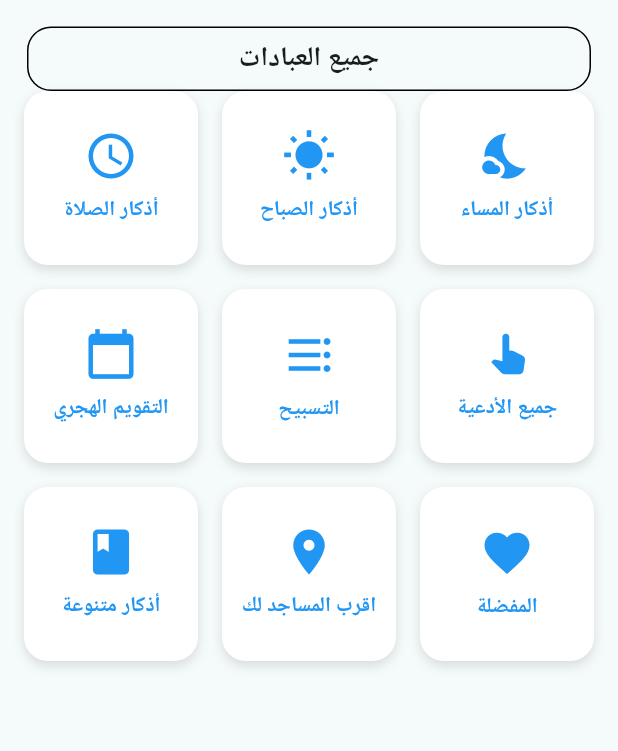
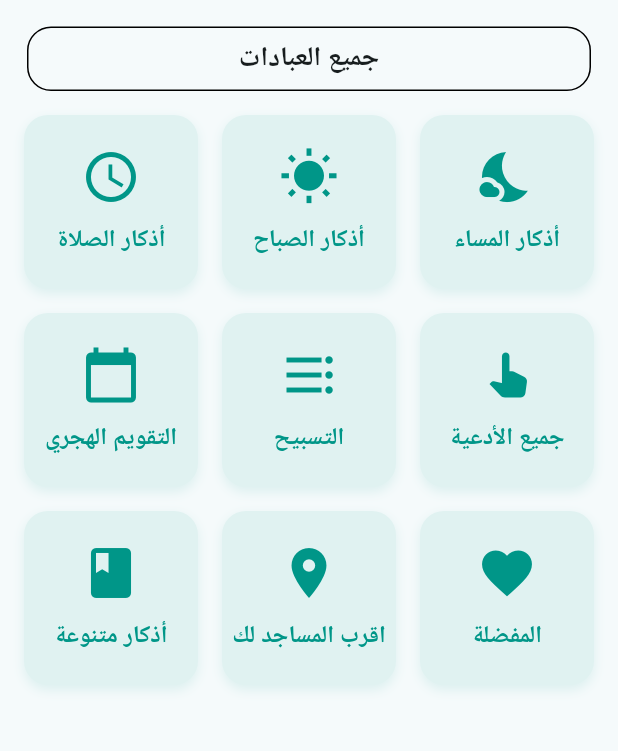
Before and after one commit to mohamedseedk908/Wiqa, a Flutter app: the screen it shows after launch, on a phone screen of 412 x 824 dp, the part 419-1170 px from its top. Run offline on Flutter 3.47's test engine with Material 3 defaults, Android fonts, the phone set to English and light mode, and no system bars; our stand-ins replace geocoding, geolocator.

Commit message:
add Azkar Grid in Home Screen

```diff
--- a/lib/feature/home/presentation/view/home_screen.dart
+++ b/lib/feature/home/presentation/view/home_screen.dart
@@ -1,4 +1,5 @@
 import 'package:flutter/material.dart';
+import 'package:wiqa/feature/home/presentation/widgets/azkar_grid.dart';
 import 'package:wiqa/feature/home/presentation/widgets/location.dart';
 import 'package:wiqa/feature/home/presentation/widgets/prayer_card.dart';
 import 'package:wiqa/feature/home/presentation/widgets/worship.dart';
@@ -28,65 +29,3 @@ class _HomeScreenState extends State<HomeScreen> {
     );
   }
 }
-
-class AzkarGrid extends StatelessWidget {
-  final List<Map<String, dynamic>> items = [
-    {'icon': Icons.nights_stay, 'label': 'أذكار المساء'},
-    {'icon': Icons.wb_sunny, 'label': 'أذكار الصباح'},
-    {'icon': Icons.access_time, 'label': 'أذكار الصلاة'},
-    {'icon': Icons.pan_tool_alt, 'label': 'جميع الأدعية'},
-    {'icon': Icons.format_list_bulleted, 'label': 'التسبيح'},
-    {'icon': Icons.calendar_today, 'label': 'التقويم الهجري'},
-    {'icon': Icons.favorite, 'label': 'المفضلة'},
-    {'icon': Icons.location_on, 'label': 'اقرب المساجد لك'},
-    {'icon': Icons.book, 'label': 'أذكار متنوعة'},
-  ];
-
-  @override
-  Widget build(BuildContext context) {
-    return Directionality(
-      textDirection: TextDirection.rtl,
-      child: Padding(
-        padding: const EdgeInsets.symmetric(horizontal: 16.0),
-        child: GridView.count(
-          crossAxisCount: 3,
-          crossAxisSpacing: 16,
-          mainAxisSpacing: 16,
-          shrinkWrap: true, // مهم جداً
-          physics: NeverScrollableScrollPhysics(), // يمنع التمرير داخل GridView
-          children: items.map((item) {
-            return Container(
-              decoration: BoxDecoration(
-                color: Colors.white,
-                borderRadius: BorderRadius.circular(16),
-                boxShadow: [
-                  BoxShadow(
-                    color: Colors.black12,
-                    blurRadius: 6,
-                    offset: Offset(0, 3),
-                  ),
-                ],
-              ),
-              child: Column(
-                mainAxisAlignment: MainAxisAlignment.center,
-                children: [
-                  Icon(item['icon'], size: 36, color: Colors.blue),
-                  SizedBox(height: 8),
-                  Text(
-                    item['label'],
-                    textAlign: TextAlign.center,
-                    style: TextStyle(
-                      fontSize: 14,
-                      color: Colors.blue,
-                      fontWeight: FontWeight.w600,
-                    ),
-                  ),
-                ],
-              ),
-            );
-          }).toList(),
-        ),
-      ),
-    );
-  }
-}
--- /dev/null
+++ b/lib/feature/home/presentation/widgets/azkar_grid.dart
@@ -0,0 +1,83 @@
+import 'package:flutter/material.dart';
+import 'package:wiqa/feature/azkar/presention/widgets/detail_screen.dart';
+
+class AzkarGrid extends StatelessWidget {
+  AzkarGrid({super.key});
+
+  final List<Map<String, dynamic>> items = [
+    {'id': 'evening', 'icon': Icons.nights_stay, 'label': 'أذكار المساء'},
+    {'id': 'morning', 'icon': Icons.wb_sunny, 'label': 'أذكار الصباح'},
+    {'id': 'prayer', 'icon': Icons.access_time, 'label': 'أذكار الصلاة'},
+    {'id': 'duaa', 'icon': Icons.pan_tool_alt, 'label': 'جميع الأدعية'},
+    {'id': 'tasbeeh', 'icon': Icons.format_list_bulleted, 'label': 'التسبيح'},
+    {'id': 'calendar', 'icon': Icons.calendar_today, 'label': 'التقويم الهجري'},
+    {'id': 'favorite', 'icon': Icons.favorite, 'label': 'المفضلة'},
+    {'id': 'mosques', 'icon': Icons.location_on, 'label': 'اقرب المساجد لك'},
+    {'id': 'other', 'icon': Icons.book, 'label': 'أذكار متنوعة'},
+  ];
+
+  @override
+  Widget build(BuildContext context) {
+    return Directionality(
+      textDirection: TextDirection.rtl,
+      child: Padding(
+        padding: const EdgeInsets.all(16.0),
+        child: GridView.count(
+          shrinkWrap: true, // ✅ مهم علشان جوه SliverToBoxAdapter
+          physics:
+              NeverScrollableScrollPhysics(), // ✅ لازم علشان ميحصلش conflict في scroll
+          crossAxisCount: 3,
+          mainAxisSpacing: 16,
+          crossAxisSpacing: 16,
+          children:
+              items.map((item) {
+                return InkWell(
+                  onTap: () {
+                    Navigator.push(
+                      context,
+                      MaterialPageRoute(
+                        builder:
+                            (_) => DetailScreen(
+                              id: item['id'],
+                              title: item['label'],
+                            ),
+                      ),
+                    );
+                  },
+                  borderRadius: BorderRadius.circular(16),
+                  child: Container(
+                    decoration: BoxDecoration(
+                      color: Colors.teal.shade50,
+                      borderRadius: BorderRadius.circular(16),
+                      boxShadow: [
+                        BoxShadow(
+                          color: Colors.teal.withOpacity(0.1),
+                          blurRadius: 6,
+                          offset: const Offset(0, 3),
+                        ),
+                      ],
+                    ),
+                    child: Column(
+                      mainAxisAlignment: MainAxisAlignment.center,
+                      children: [
+                        Icon(item['icon'], size: 40, color: Colors.teal),
+                        const SizedBox(height: 10),
+                        Text(
+                          item['label'],
+                          style: const TextStyle(
+                            fontSize: 16,
+                            fontWeight: FontWeight.bold,
+                            color: Colors.teal,
+                          ),
+                          textAlign: TextAlign.center,
+                        ),
+                      ],
+                    ),
+                  ),
+                );
+              }).toList(),
+        ),
+      ),
+    );
+  }
+}
--- a/lib/feature/home/presentation/widgets/prayer_card.dart
+++ b/lib/feature/home/presentation/widgets/prayer_card.dart
@@ -22,7 +22,7 @@ class PrayerCard extends StatelessWidget {
           textDirection: TextDirection.rtl, // نخلي الصورة يمين
           children: [
             // الصورة على اليمين
-            Container(
+            SizedBox(
               height: 165,
               width: 224,
               child: Image.asset(
--- a/pubspec.yaml
+++ b/pubspec.yaml
@@ -66,8 +66,10 @@ flutter:
   # To add assets to your application, add an assets section, like this:
   assets:
     - assets/
+    - assets/azkar.json
     - assets/image/
     - assets/icons/
+
 
   # An image asset can refer to one or more resolution-specific "variants", see
   # https://flutter.dev/to/resolution-aware-images
```
Also changed, not shown: assets/azkar.json (added, +14 -0 lines), lib/feature/azkar/presention/widgets/detail_screen.dart (added, +68 -0 lines), lib/feature/azkar/presention/view/prayer_remembrances.dart (added), 2 other files.
